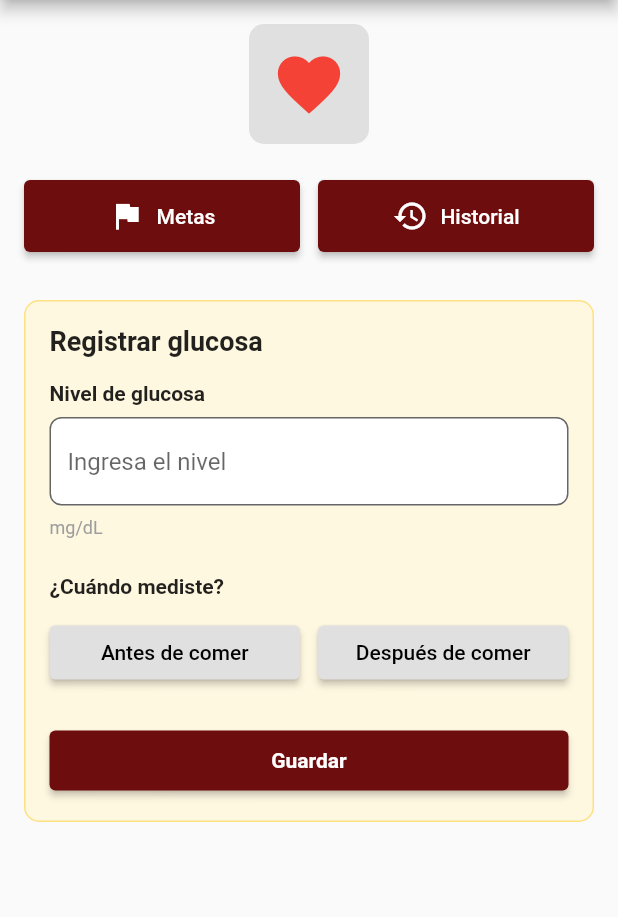
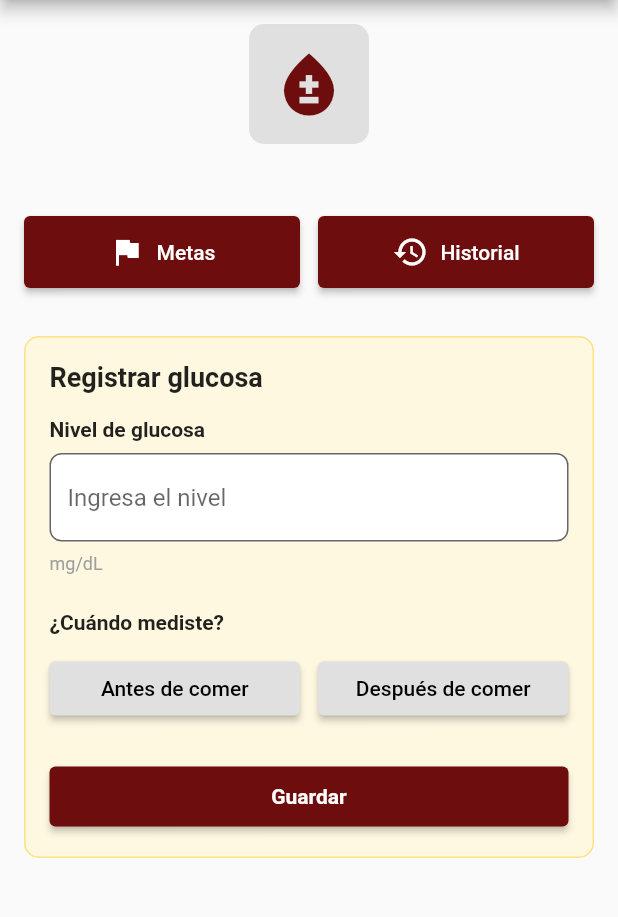
Before and after one commit to JoshyLop/MIDE-app, a Flutter app: the HomeScreen screen opened directly, on a phone screen of 412 x 824 dp, the part 84-1001 px from its top. Run offline on Flutter 3.47's test engine with Material 3 defaults, Android fonts, the light colour scheme and no system bars; our stand-ins replace cloud_firestore, firebase_auth, firebase_core; accounts and stored records are empty.

Commit message:
Version funcional para APK

```diff
--- a/lib/screens/home_screen.dart
+++ b/lib/screens/home_screen.dart
@@ -42,13 +42,13 @@ class _HomeScreenState extends State<HomeScreen> {
                   borderRadius: BorderRadius.circular(10),
                 ),
                 child: const Icon(
-                  Icons.favorite,
-                  color: Colors.red,
+                  Icons.bloodtype,
+                  color: Color.fromARGB(255, 110, 13, 13),
                   size: 50,
                 ),
               ),
 
-              const SizedBox(height: 24),
+              const SizedBox(height: 48),
 
               // BOTONES: METAS y HISTORIAL
               Row(
@@ -62,7 +62,9 @@ class _HomeScreenState extends State<HomeScreen> {
                       onPressed: () {
                         Navigator.push(
                           context,
-                          MaterialPageRoute(builder: (context) => const GoalsScreen()),
+                          MaterialPageRoute(
+                            builder: (context) => const GoalsScreen(),
+                          ),
                         );
                       },
                       icon: const Icon(Icons.flag, color: Colors.white),
@@ -82,7 +84,9 @@ class _HomeScreenState extends State<HomeScreen> {
                       onPressed: () {
                         Navigator.push(
                           context,
-                          MaterialPageRoute(builder: (context) => const HistoryScreen()),
+                          MaterialPageRoute(
+                            builder: (context) => const HistoryScreen(),
+                          ),
                         );
                       },
                       icon: const Icon(Icons.history, color: Colors.white),
@@ -149,10 +153,7 @@ class _HomeScreenState extends State<HomeScreen> {
                     // Leyenda "mg/dL"
                     const Text(
                       'mg/dL',
-                      style: TextStyle(
-                        fontSize: 12,
-                        color: Colors.grey,
-                      ),
+                      style: TextStyle(fontSize: 12, color: Colors.grey),
                     ),
 
                     const SizedBox(height: 24),
@@ -222,7 +223,12 @@ class _HomeScreenState extends State<HomeScreen> {
                       width: double.infinity,
                       child: ElevatedButton(
                         style: ElevatedButton.styleFrom(
-                          backgroundColor: const Color.fromARGB(255, 110, 13, 13),
+                          backgroundColor: const Color.fromARGB(
+                            255,
+                            110,
+                            13,
+                            13,
+                          ),
                           padding: const EdgeInsets.symmetric(vertical: 12),
                         ),
                         onPressed: () {
@@ -271,11 +277,7 @@ class _HomeScreenState extends State<HomeScreen> {
                   color: Colors.green,
                   shape: BoxShape.circle,
                 ),
-                child: const Icon(
-                  Icons.check,
-                  color: Colors.white,
-                  size: 36,
-                ),
+                child: const Icon(Icons.check, color: Colors.white, size: 36),
               ),
 
               const SizedBox(height: 16),
@@ -283,10 +285,7 @@ class _HomeScreenState extends State<HomeScreen> {
               // Título "Confirmar Medición"
               const Text(
                 'Confirmar Medición',
-                style: TextStyle(
-                  fontSize: 18,
-                  fontWeight: FontWeight.bold,
-                ),
+                style: TextStyle(fontSize: 18, fontWeight: FontWeight.bold),
               ),
 
               const SizedBox(height: 16),
--- a/pubspec.yaml
+++ b/pubspec.yaml
@@ -63,9 +63,8 @@ flutter:
   uses-material-design: true
 
   # To add assets to your application, add an assets section, like this:
-  # assets:
-  #   - images/a_dot_burr.jpeg
-  #   - images/a_dot_ham.jpeg
+  assets:
+    - assets/images/
 
   # An image asset can refer to one or more resolution-specific "variants", see
   # https://flutter.dev/to/resolution-aware-images
```
Also changed, not shown: lib/screens/login_screen.dart (+31 -14 lines), assets/images/issste.png (added), assets/images/logo.png (added), 2 other files.
